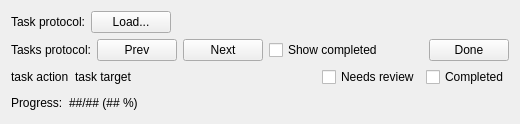
First picture: the form in neurolabi/gui/widgets/taskprotocolwindow.ui, repository janelia-flyem/NeuTu, before the edit.
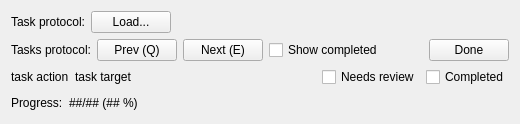
Second picture: the form after the edit.

Commit message: add about dialog for neu3

```diff
--- a/neurolabi/gui/widgets/taskprotocolwindow.ui
+++ b/neurolabi/gui/widgets/taskprotocolwindow.ui
@@ -90,14 +90,14 @@
       <item>
        <widget class="QPushButton" name="prevButton">
         <property name="text">
-         <string>Prev</string>
+         <string>Prev (Q)</string>
         </property>
        </widget>
       </item>
       <item>
        <widget class="QPushButton" name="nextButton">
         <property name="text">
-         <string>Next</string>
+         <string>Next (E)</string>
         </property>
        </widget>
       </item>
```
The commit also changes 7 other files.
